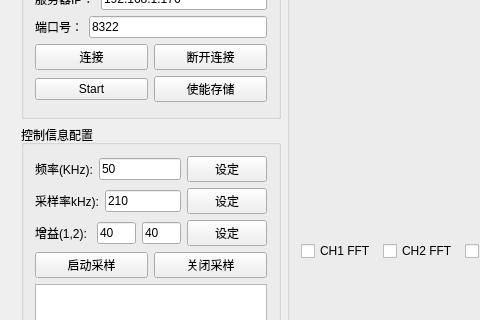
The window that PRO/NetworkPlot/mainwindow.ui (carloscn/netplot) describes before a commit, drawn with Qt 5; both pictures show x 0 to 480 and y 132 to 452 of the 1249 by 705 pixel window.
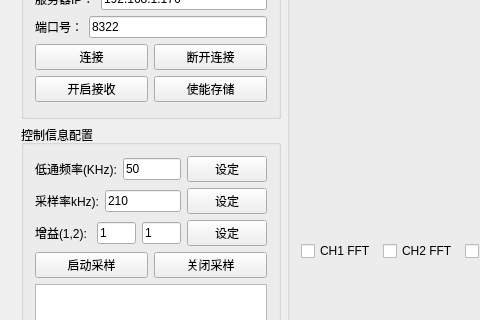
The same window after the commit. Custom widgets are drawn as their Qt base class.

The edit to the form file:
```diff
--- a/PRO/NetworkPlot/mainwindow.ui
+++ b/PRO/NetworkPlot/mainwindow.ui
@@ -130,7 +130,7 @@
            <item>
             <widget class="QPushButton" name="pushButton_close_remote">
              <property name="text">
-              <string>Start</string>
+              <string>开启接收</string>
              </property>
             </widget>
            </item>
@@ -184,7 +184,7 @@
               </sizepolicy>
              </property>
              <property name="text">
-              <string>频率(KHz):</string>
+              <string>低通频率(KHz):</string>
              </property>
             </widget>
            </item>
@@ -295,7 +295,7 @@
               </sizepolicy>
              </property>
              <property name="text">
-              <string>40</string>
+              <string>1</string>
              </property>
              <property name="readOnly">
               <bool>false</bool>
@@ -311,7 +311,7 @@
               </sizepolicy>
              </property>
              <property name="text">
-              <string>40</string>
+              <string>1</string>
              </property>
              <property name="readOnly">
               <bool>false</bool>
```
